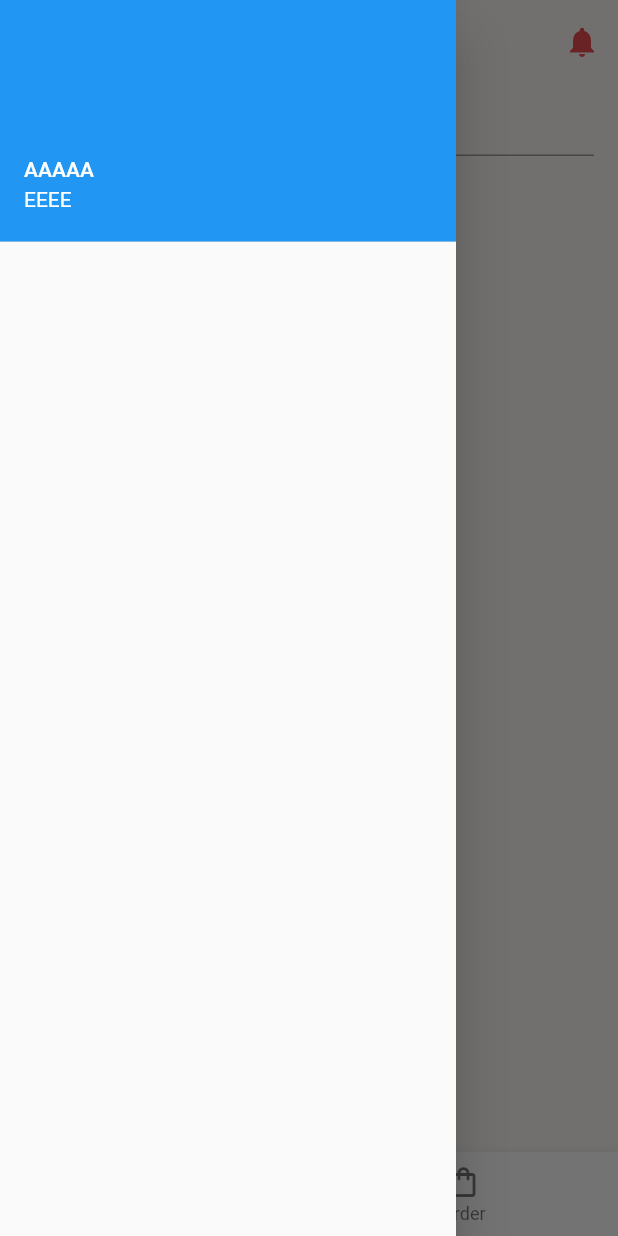
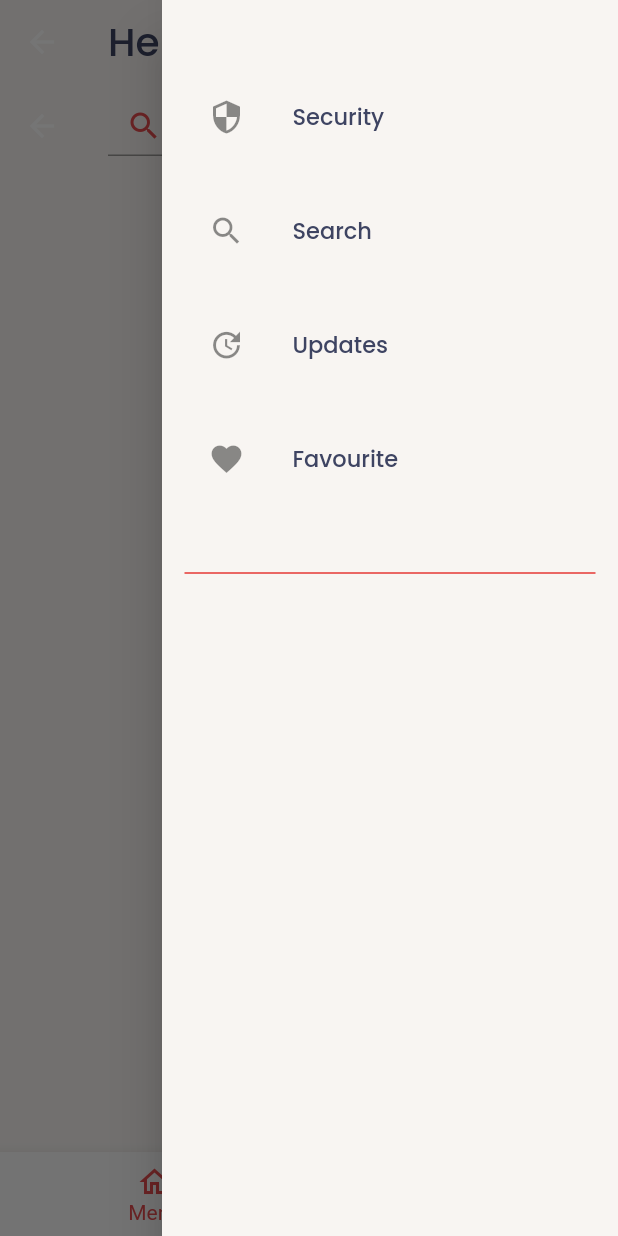
Before and after one commit to kartikjetani/canteenapp, a Flutter app: the HomeScreen screen opened directly, with the side drawer open, on a phone screen of 412 x 824 dp. Run offline on Flutter 3.47's test engine with Material 2 defaults, Android fonts, the phone set to English and light mode, and no system bars; our stand-ins replace cloud_firestore, firebase_auth, firebase_core, firebase_messaging, flutter_local_notifications, get and 4 more; missing offline and left inert: cashfree_pg, flutter_facebook_auth; accounts and stored records are empty.

Commit message:
menu_changes
Day-2

```diff
--- a/lib/screens/home_screen.dart
+++ b/lib/screens/home_screen.dart
@@ -52,14 +52,80 @@
     List<FoodItem> menu = [];
 
     return Obx(() => Scaffold(
-        drawer: Drawer(
+        endDrawer: Drawer(
+            child: Material(
+          color: Color.fromRGBO(248, 245, 242, 1),
           child: ListView(
+            padding: EdgeInsets.symmetric(horizontal: 15),
             children: [
-              UserAccountsDrawerHeader(
-                  accountName: Text("AAAAA"), accountEmail: Text("EEEE"))
+              // UserAccountsDrawerHeader(
+
+              //     accountName: Text("M D"),
+              //     accountEmail: Text("email@gmail.com")),
+              SizedBox(height: 50),
+              ListTile(
+                hoverColor: Colors.red[600],
+                leading: Icon(Icons.security),
+                title: Text(
+                  "Security",
+                  style: GoogleFonts.poppins(
+                      fontSize: 15,
+                      fontWeight: FontWeight.w500,
+                      fontStyle: FontStyle.normal,
+                      color: Color.fromRGBO(62, 68, 98, 1)),
+                ),
+                onTap: () => {},
+              ),
+              SizedBox(height: 20),
+              ListTile(
+                hoverColor: Colors.red[600],
+                leading: Icon(Icons.search),
+                title: Text(
+                  "Search",
+                  style: GoogleFonts.poppins(
+                      fontSize: 15,
+                      fontWeight: FontWeight.w500,
+                      fontStyle: FontStyle.normal,
+                      color: Color.fromRGBO(62, 68, 98, 1)),
+                ),
+                onTap: () => {},
+              ),
+              SizedBox(height: 20),
+              ListTile(
+                hoverColor: Colors.red[600],
+                leading: Icon(Icons.update),
+                title: Text(
+                  "Updates",
+                  style: GoogleFonts.poppins(
+                      fontSize: 15,
+                      fontWeight: FontWeight.w500,
+                      fontStyle: FontStyle.normal,
+                      color: Color.fromRGBO(62, 68, 98, 1)),
+                ),
+                onTap: () => {},
+              ),
+              SizedBox(height: 20),
+              ListTile(
+                hoverColor: Colors.red[600],
+                leading: Icon(Icons.favorite),
+                title: Text(
+                  "Favourite",
+                  style: GoogleFonts.poppins(
+                      fontSize: 15,
+                      fontWeight: FontWeight.w500,
+                      fontStyle: FontStyle.normal,
+                      color: Color.fromRGBO(62, 68, 98, 1)),
+                ),
+                onTap: () => {},
+              ),
+              SizedBox(height: 40),
+              Divider(
+                thickness: 1,
+                color: Colors.red[600],
+              )
             ],
           ),
-        ),
+        )),
         backgroundColor: Color.fromRGBO(248, 245, 242, 1),
         bottomNavigationBar: BottomNavigationBar(
           items: const <BottomNavigationBarItem>[
@@ -78,7 +144,9 @@
           selectedItemColor: kPrimaryColor,
           onTap: _onItemTapped,
         ),
-        body: CustomScrollView(scrollBehavior: Behavior(), slivers: [
+        body: Builder(
+          builder: (context) =>
+              CustomScrollView(scrollBehavior: Behavior(), slivers: [
             SliverAppBar(
               backgroundColor: Color.fromRGBO(248, 245, 242, 1),
               floating: true,
@@ -95,6 +163,17 @@
                 //textAlign: TextAlign.center,
               ),
               actions: [
+                IconButton(
+                  icon: Icon(Icons.menu),
+                  color: Color.fromRGBO(232, 76, 79, 1),
+                  onPressed: () {
+                    Scaffold.of(context).openEndDrawer();
+
+                    // ignore: unnecessary_statements
+
+                    Color.fromRGBO(232, 76, 79, 1);
+                  },
+                ),
                 // backgroundColor: Color.fromRGBO(62, 68, 98, 1),
                 IconButton(
                   icon: Icon(Icons.notifications),
@@ -155,6 +234,7 @@
               //     })
             ])),
           ]),
+        ),
         floatingActionButton:
             (_selectedIndex == 0 && cartController.totalQty.value != 0)
                 ? FloatingActionButton.extended(
```
Lines whose indentation alone changed are shown as unchanged.
